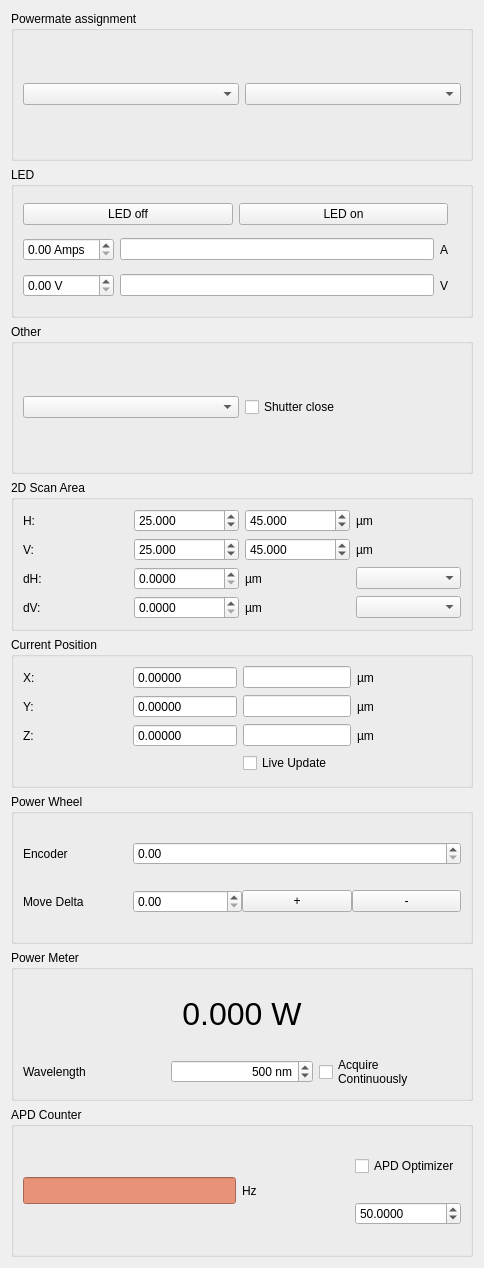
Above: ir_microscope/ir_quick_access.ui from PromuInstrument/stackbot before the change. Below: the same form after it.
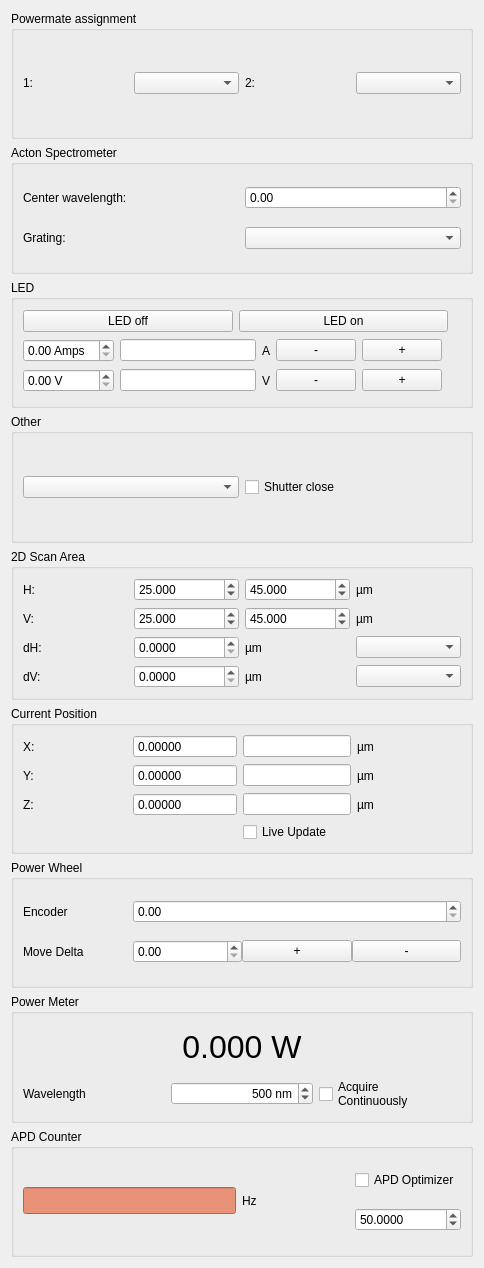
That is the form after the change.

Commit message: ir_microscope:  additions to quickbar, add Acton Spec hardware

What changed in the file:
```diff
--- a/ir_microscope/ir_quick_access.ui
+++ b/ir_microscope/ir_quick_access.ui
@@ -20,12 +20,55 @@
       <string>Powermate assignment</string>
      </property>
      <layout class="QGridLayout" name="gridLayout_6">
-      <item row="0" column="0">
+      <item row="0" column="1">
        <widget class="QComboBox" name="powermate_0_comboBox"/>
       </item>
-      <item row="0" column="1">
+      <item row="0" column="3">
        <widget class="QComboBox" name="powermate_1_comboBox"/>
       </item>
+      <item row="0" column="0">
+       <widget class="QLabel" name="label_6">
+        <property name="text">
+         <string>1:</string>
+        </property>
+       </widget>
+      </item>
+      <item row="0" column="2">
+       <widget class="QLabel" name="label_8">
+        <property name="text">
+         <string>2:</string>
+        </property>
+       </widget>
+      </item>
+     </layout>
+    </widget>
+   </item>
+   <item>
+    <widget class="QGroupBox" name="acton_spectrometer_groupBox">
+     <property name="title">
+      <string>Acton Spectrometer</string>
+     </property>
+     <layout class="QGridLayout" name="gridLayout_4">
+      <item row="2" column="0">
+       <widget class="QLabel" name="label_18">
+        <property name="text">
+         <string>Grating:</string>
+        </property>
+       </widget>
+      </item>
+      <item row="0" column="1">
+       <widget class="QDoubleSpinBox" name="center_wl_doubleSpinBox"/>
+      </item>
+      <item row="0" column="0">
+       <widget class="QLabel" name="label_17">
+        <property name="text">
+         <string>Center wavelength: </string>
+        </property>
+       </widget>
+      </item>
+      <item row="2" column="1">
+       <widget class="QComboBox" name="grating_id_comboBox"/>
+      </item>
      </layout>
     </widget>
    </item>
@@ -35,23 +78,37 @@
       <string>LED</string>
      </property>
      <layout class="QGridLayout" name="gridLayout_2">
-      <item row="4" column="4">
-       <widget class="QLabel" name="label">
+      <item row="4" column="5">
+       <widget class="QPushButton" name="tenma_power_current_plus_pushButton">
         <property name="text">
-         <string/>
+         <string>+</string>
+        </property>
+       </widget>
+      </item>
+      <item row="4" column="1">
+       <widget class="QDoubleSpinBox" name="tenma_power_current_doubleSpinBox">
+        <property name="suffix">
+         <string> Amps</string>
         </property>
        </widget>
       </item>
       <item row="5" column="2">
        <widget class="QLineEdit" name="tenma_power_voltage_lineEdit"/>
       </item>
+      <item row="4" column="8">
+       <widget class="QLabel" name="label">
+        <property name="text">
+         <string/>
+        </property>
+       </widget>
+      </item>
       <item row="4" column="2">
        <widget class="QLineEdit" name="tenma_power_current_lineEdit"/>
       </item>
-      <item row="4" column="1">
-       <widget class="QDoubleSpinBox" name="tenma_power_current_doubleSpinBox">
-        <property name="suffix">
-         <string> Amps</string>
+      <item row="5" column="5">
+       <widget class="QPushButton" name="tenma_power_voltage_plus_pushButton">
+        <property name="text">
+         <string>+</string>
         </property>
        </widget>
       </item>
@@ -62,10 +119,10 @@
         </property>
        </widget>
       </item>
-      <item row="4" column="3">
-       <widget class="QLabel" name="label_3">
+      <item row="5" column="4">
+       <widget class="QPushButton" name="tenma_power_voltage_minus_pushButton">
         <property name="text">
-         <string>A</string>
+         <string>-</string>
         </property>
        </widget>
       </item>
@@ -76,7 +133,21 @@
         </property>
        </widget>
       </item>
-      <item row="0" column="1" colspan="3">
+      <item row="4" column="4">
+       <widget class="QPushButton" name="tenma_power_current_minus_pushButton">
+        <property name="text">
+         <string>-</string>
+        </property>
+       </widget>
+      </item>
+      <item row="4" column="3">
+       <widget class="QLabel" name="label_3">
+        <property name="text">
+         <string>A</string>
+        </property>
+       </widget>
+      </item>
+      <item row="0" column="1" colspan="6">
        <layout class="QHBoxLayout" name="horizontalLayout_2">
         <item>
          <widget class="QPushButton" name="tenma_power_off_pushButton">
```
The commit also changes 2 other files.
